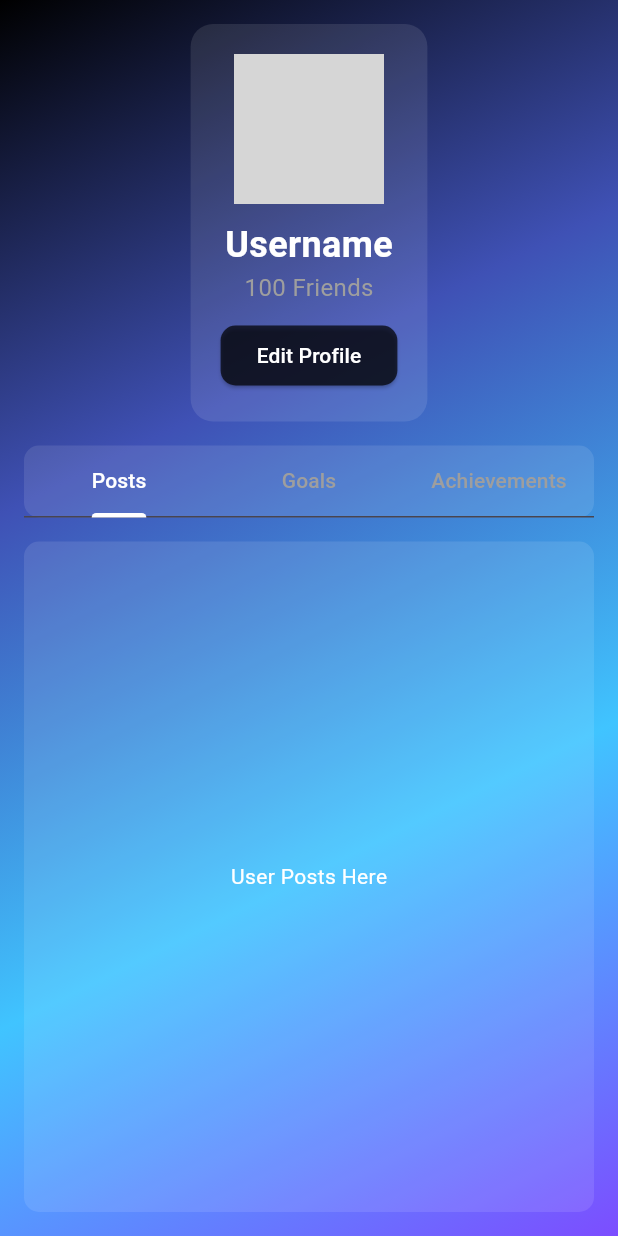
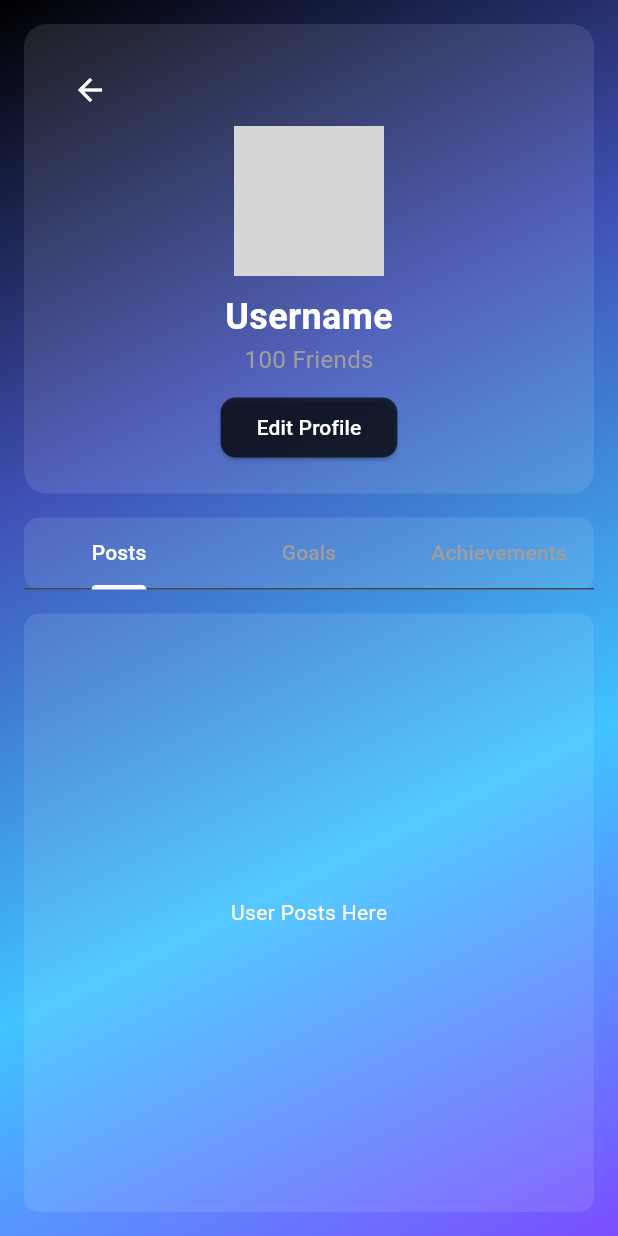
Before and after one commit to oyzio/ascenda_frontend, a Flutter app: the ProfileScreen screen opened by its route, on a phone screen of 412 x 824 dp. Run offline on Flutter 3.47's test engine with Material 3 defaults, Android fonts, the light colour scheme and no system bars; grey boxes are pictures that could not be loaded.

Commit message:
updates profiles

```diff
--- a/lib/screens/profile_screen.dart
+++ b/lib/screens/profile_screen.dart
@@ -38,6 +38,17 @@ class _ProfileScreenState extends State<ProfileScreen> with SingleTickerProvider
               ),
               child: Column(
                 children: [
+                  // Back button
+                  Align(
+                    alignment: Alignment.topLeft,
+                    child: IconButton(
+                      icon: Icon(Icons.arrow_back, color: Colors.white),
+                      onPressed: () {
+                        Navigator.pop(context); // Navigates back
+                      },
+                    ),
+                  ),
+
                   CircleAvatar(
                     radius: 50,
                     backgroundImage: AssetImage('assets/profile_picture.png'), // Placeholder
```
Also changed, not shown: lib/screens/challenges_screen.dart (+12 -0 lines), lib/screens/macros_screen.dart (+13 -0 lines), lib/screens/training_screen.dart (+12 -0 lines).
